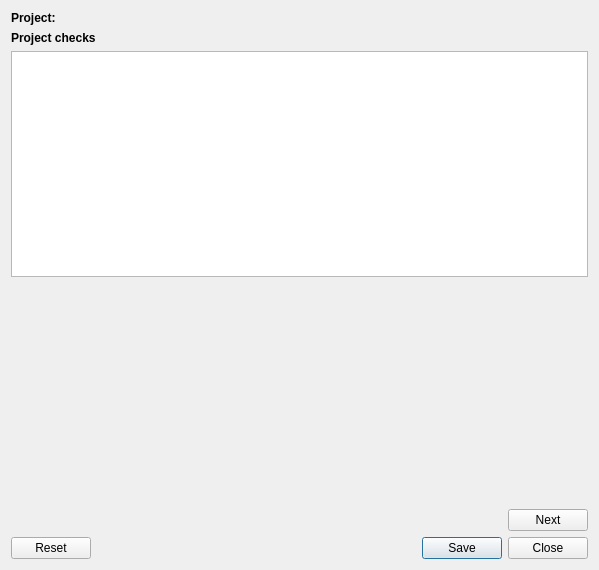
Before: the Qt Designer form qfieldsync/ui/package_dialog.ui in opengisch/qfieldsync, drawn with Qt 5.
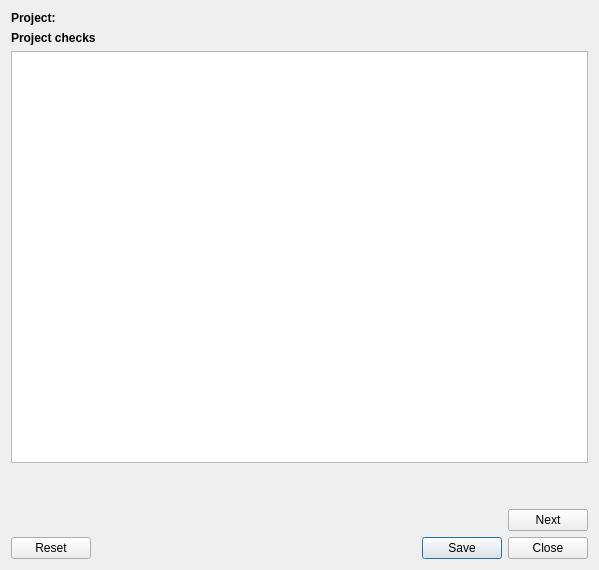
After: the same form once the commit is applied.

Commit message: Show bigger feedback screen

```diff
--- a/qfieldsync/ui/package_dialog.ui
+++ b/qfieldsync/ui/package_dialog.ui
@@ -84,6 +84,9 @@
          <property name="orientation">
           <enum>Qt::Vertical</enum>
          </property>
+         <property name="sizeType">
+          <enum>QSizePolicy::Preferred</enum>
+         </property>
          <property name="sizeHint" stdset="0">
           <size>
            <width>20</width>
```
The commit also changes 1 other file.
